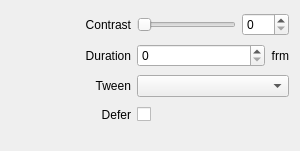
First picture: the form in src/Widgets/Inspector/InspectorContrastWidget.ui, repository CasparCG/client, before the edit.
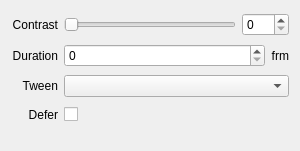
Second picture: the form after the edit.

Commit message: Remove minimumSize constraint from labels

The edit to the form file:
```diff
--- a/src/Widgets/Inspector/InspectorContrastWidget.ui
+++ b/src/Widgets/Inspector/InspectorContrastWidget.ui
@@ -55,12 +55,6 @@
    </item>
    <item row="0" column="0">
     <widget class="QLabel" name="labelContrast">
-     <property name="minimumSize">
-      <size>
-       <width>120</width>
-       <height>0</height>
-      </size>
-     </property>
      <property name="text">
       <string>Contrast</string>
      </property>
@@ -71,12 +65,6 @@
    </item>
    <item row="2" column="0">
     <widget class="QLabel" name="labelEasing">
-     <property name="minimumSize">
-      <size>
-       <width>120</width>
-       <height>0</height>
-      </size>
-     </property>
      <property name="text">
       <string>Tween</string>
      </property>
@@ -87,12 +75,6 @@
    </item>
    <item row="1" column="0">
     <widget class="QLabel" name="labelTransitionDuration">
-     <property name="minimumSize">
-      <size>
-       <width>120</width>
-       <height>0</height>
-      </size>
-     </property>
      <property name="text">
       <string>Duration</string>
      </property>
@@ -130,12 +112,6 @@
    </item>
    <item row="3" column="0">
     <widget class="QLabel" name="labelDefer">
-     <property name="minimumSize">
-      <size>
-       <width>120</width>
-       <height>0</height>
-      </size>
-     </property>
      <property name="text">
       <string>Defer</string>
      </property>
```
The commit also changes 53 other files.
